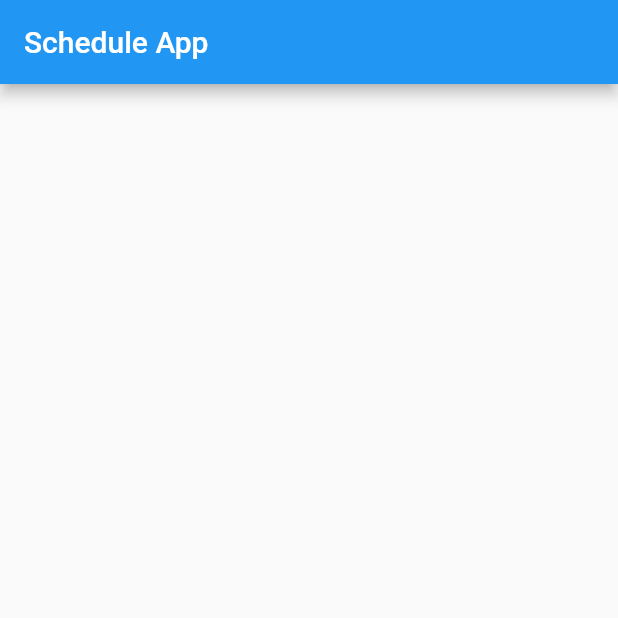
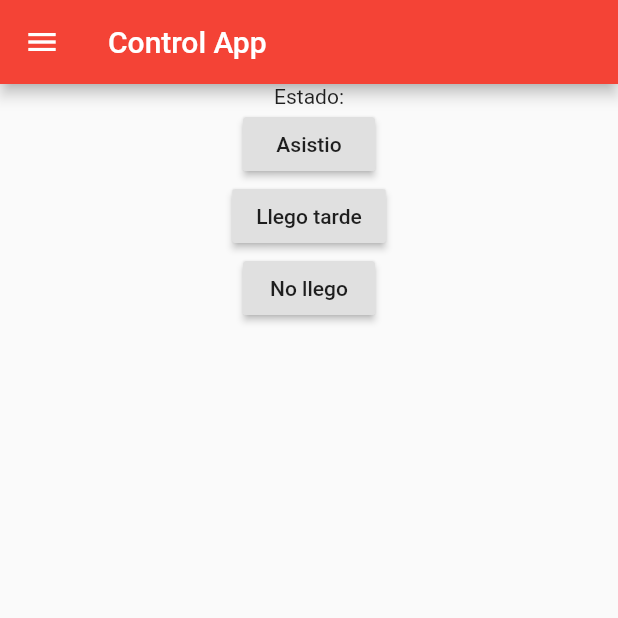
Before and after one commit to JMarinez/control_app, a Flutter app: the screen it shows after launch, on a phone screen of 412 x 824 dp, the top half of it. Run offline on Flutter 3.47's test engine with Material 2 defaults, Android fonts, the phone set to English and light mode, and no system bars.

Commit message:
[ADD] Drawer and body text and buttons sample

```diff
--- a/lib/main.dart
+++ b/lib/main.dart
@@ -1,16 +1,61 @@
 import 'package:flutter/material.dart';
 
 void main() {
-  runApp(ScheduleApp());
+  runApp(ControlApp());
 }
 
-class ScheduleApp extends StatelessWidget {
+class ControlApp extends StatelessWidget {
   @override
   Widget build(BuildContext context) {
     return MaterialApp(
       home: Scaffold(
         appBar: AppBar(
-          title: Text("Schedule App"),
+          title: Text("Control App"),
+          backgroundColor: Colors.red,
+        ),
+        drawer: Drawer(
+          child: ListView(
+            padding: EdgeInsets.zero,
+            children: <Widget>[
+              DrawerHeader(
+                child: Text("Control"),
+                decoration: BoxDecoration(color: Colors.red),
+              ),
+              ListTile(
+                title: Text("Asistencia"),
+                onTap: null,
+              ),
+              ListTile(
+                title: Text("Recursos Humanos"),
+                onTap: null,
+              )
+            ],
+          ),
+        ),
+        body: Center(
+          child: Column(
+            children: <Widget>[
+              Text("Estado:"),
+              RaisedButton(
+                child: Text("Asistio"),
+                onPressed: () {
+                  print("Asistio!");
+                },
+              ),
+              RaisedButton(
+                child: Text("Llego tarde"),
+                onPressed: () {
+                  print("Llego tarde!");
+                },
+              ),
+              RaisedButton(
+                child: Text("No llego"),
+                onPressed: () {
+                  print("No llego!");
+                },
+              )
+            ],
+          ),
         ),
       ),
     );
```
